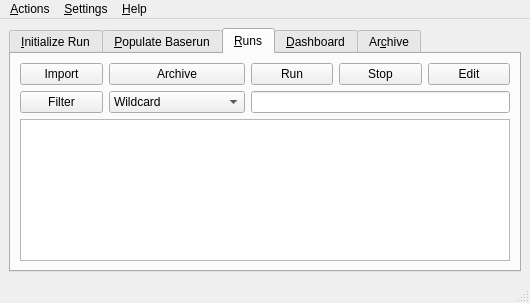
The window that src/gui/solps-gui.ui (LeCAD-PEG/SOLPS-GUI) describes before a commit, drawn with Qt 5.
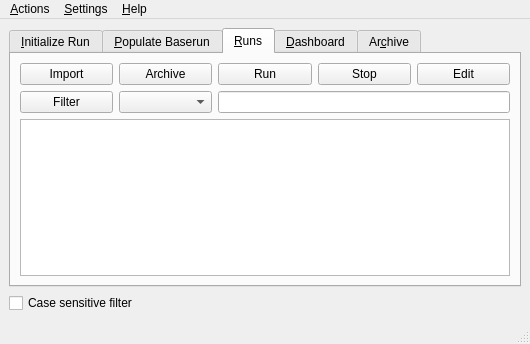
The same window after the commit.

```diff
--- a/src/gui/solps-gui.ui
+++ b/src/gui/solps-gui.ui
@@ -10,7 +10,7 @@
     <x>0</x>
     <y>0</y>
     <width>530</width>
-    <height>303</height>
+    <height>344</height>
    </rect>
   </property>
   <property name="sizePolicy">
@@ -373,23 +373,7 @@
          </widget>
         </item>
         <item row="2" column="1">
-         <widget class="QComboBox" name="comboBoxRunFilerType">
-          <item>
-           <property name="text">
-            <string>Wildcard</string>
-           </property>
-          </item>
-          <item>
-           <property name="text">
-            <string>Regular expression</string>
-           </property>
-          </item>
-          <item>
-           <property name="text">
-            <string>FIxed string</string>
-           </property>
-          </item>
-         </widget>
+         <widget class="QComboBox" name="comboBoxRunFilerType"/>
         </item>
         <item row="2" column="2" colspan="3">
          <widget class="QLineEdit" name="lineEditRunFilter">
@@ -412,6 +396,13 @@
       </widget>
      </widget>
     </item>
+    <item row="1" column="0">
+     <widget class="QCheckBox" name="filterCaseSensitivityCheckBox">
+      <property name="text">
+       <string>Case sensitive filter</string>
+      </property>
+     </widget>
+    </item>
    </layout>
   </widget>
   <widget class="QStatusBar" name="statusbar"/>
```
Left out of the diff: 2 changed lines with no effect on the pictures.
